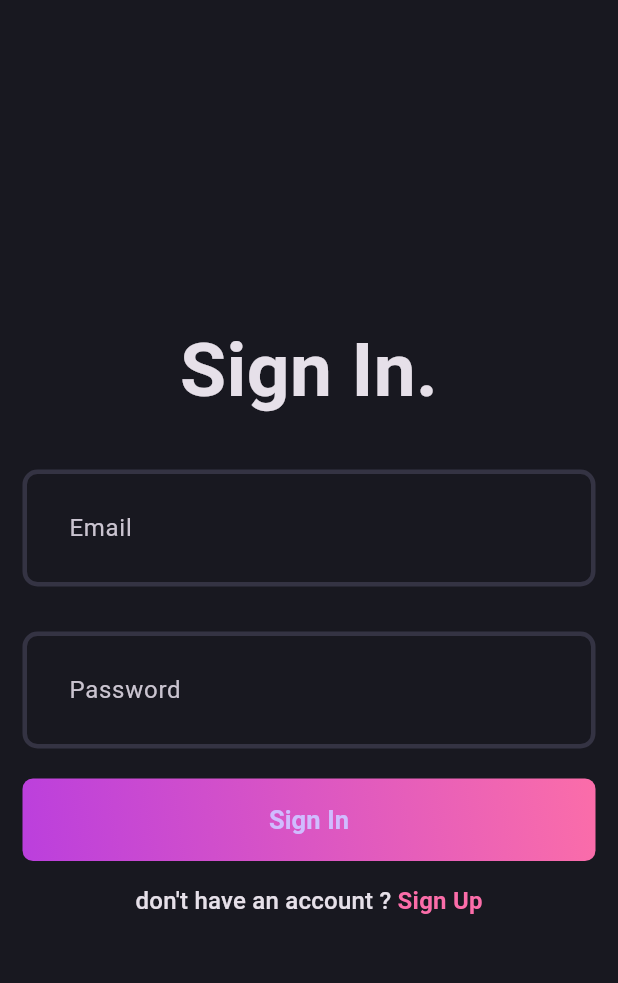
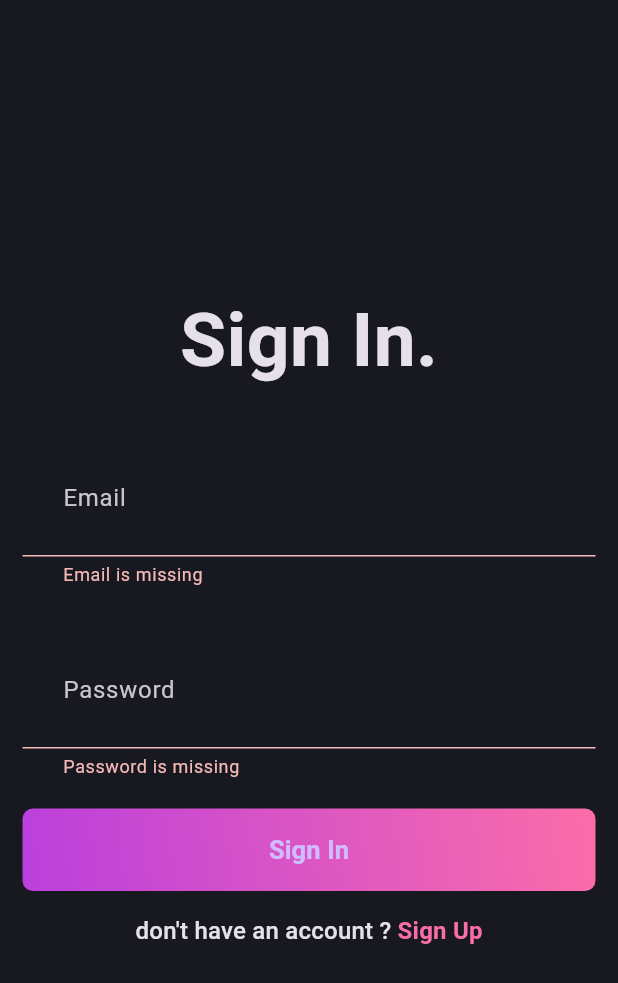
Before and after one commit to aneesmuhammeed/blog_app, a Flutter app: the screen it shows after launch, after a tap on "Sign In", on a phone screen of 412 x 824 dp. Shown: the top 983 px of the screen. Run offline on Flutter 3.47's test engine with Material 3 defaults, Android fonts, the phone set to English and light mode, and no system bars; our stand-ins replace flutter_bloc, fpdart, get_it, supabase_flutter; accounts and stored records are empty.

Commit message:
Implement user login functionality: add UserLogIn use case, update AuthBloc and login page to handle login events and responses

```diff
--- /dev/null
+++ b/lib/feature/auth/domain/usecases/user_log_in.dart
@@ -0,0 +1,25 @@
+import 'package:fpdart/fpdart.dart';
+import 'package:newflu/core/error/failures.dart';
+import 'package:newflu/core/usecase/usecase.dart';
+import 'package:newflu/feature/auth/domain/entities/user.dart';
+import 'package:newflu/feature/auth/domain/repository/auth_repository.dart';
+
+class UserLogIn implements UseCase<User, UserLoginParams> {
+  final AuthRepository authrepository;
+
+  UserLogIn(this.authrepository);
+  @override
+  Future<Either<Failure, User>> call(UserLoginParams params) async {
+    return await authrepository.loginInWithEmailPassword(
+      email: params.email,
+      password: params.password,
+    );
+  }
+}
+
+class UserLoginParams {
+  final String email;
+  final String password;
+
+  UserLoginParams({required this.email, required this.password});
+}
--- a/lib/feature/auth/presentation/bloc/auth_bloc.dart
+++ b/lib/feature/auth/presentation/bloc/auth_bloc.dart
@@ -1,6 +1,7 @@
 import 'package:flutter/material.dart';
 import 'package:flutter_bloc/flutter_bloc.dart';
 import 'package:newflu/feature/auth/domain/entities/user.dart';
+import 'package:newflu/feature/auth/domain/usecases/user_log_in.dart';
 import 'package:newflu/feature/auth/domain/usecases/user_sign_up.dart';
 
 part 'auth_event.dart';
@@ -8,10 +9,14 @@ part 'auth_state.dart';
 
 class AuthBloc extends Bloc<AuthEvent, AuthState> {
   final UserSignUp _userSignUp;
-  AuthBloc({required UserSignUp userSignUp})
-    : _userSignUp = userSignUp,
-      super(AuthInitial()) {
-    on<AuthSignUp>((event, emit) async {
+  final UserLogIn _userLogIn;
+  AuthBloc({required this._userSignUp, required this._userLogIn})
+    : super(AuthInitial()) {
+    on<AuthSignUp>(_onAuthSignUp);
+    on<AuthLogIn>(_onAuthLogin);
+  }
+
+  void _onAuthSignUp(AuthSignUp event, Emitter<AuthState> emit) async {
     emit(AuthLoading());
     final res = await _userSignUp(
       UserSignUpParams(
@@ -24,6 +29,20 @@ class AuthBloc extends Bloc<AuthEvent, AuthState> {
       (l) => emit(AuthFailure(l.message)),
       (user) => emit(AuthSucess(user)),
     );
-    });
+  }
+
+
+  void _onAuthLogin(AuthLogIn event, Emitter<AuthState> emit) async {
+    emit(AuthLoading());
+    final res = await _userLogIn(
+      UserLoginParams(
+        password: event.password,
+        email: event.email,
+      ),
+    );
+    res.fold(
+      (l) => emit(AuthFailure(l.message)),
+      (user) => emit(AuthSucess(user)),
+    );
   }
 }
--- a/lib/feature/auth/presentation/bloc/auth_event.dart
+++ b/lib/feature/auth/presentation/bloc/auth_event.dart
@@ -10,3 +10,10 @@ final class AuthSignUp extends AuthEvent {
 
   AuthSignUp({required this.password, required this.name, required this.email});
 }
+
+final class AuthLogIn extends AuthEvent {
+  final String password;
+  final String email;
+
+  AuthLogIn({required this.password, required this.email});
+}
--- a/lib/feature/auth/presentation/pages/login_page.dart
+++ b/lib/feature/auth/presentation/pages/login_page.dart
@@ -1,5 +1,9 @@
 import 'package:flutter/material.dart';
+import 'package:flutter_bloc/flutter_bloc.dart';
+import 'package:newflu/core/common/widgets/loader.dart';
 import 'package:newflu/core/theme/app_pallete.dart';
+import 'package:newflu/core/utils/show_snackbar.dart';
+import 'package:newflu/feature/auth/presentation/bloc/auth_bloc.dart';
 import 'package:newflu/feature/auth/presentation/pages/sigup_pages.dart';
 import 'package:newflu/feature/auth/presentation/widgets/auth_gradient_button.dart';
 import 'package:newflu/feature/auth/presentation/widgets/auth_field.dart';
@@ -31,7 +35,17 @@ class _LoginPageState extends State<LoginPage> {
     return Scaffold(
       body: Padding(
         padding: const EdgeInsets.all(15.0),
-        child: Form(
+        child: BlocConsumer<AuthBloc, AuthState>(
+          listener: (context, state) {
+            if (state is AuthFailure) {
+              showSnackBar(context, state.message);
+            }
+          },
+          builder: (context, state) {
+            if (state is AuthLoading) {
+              return Loader();
+            }
+            return Form(
               key: formKey,
               child: Column(
                 mainAxisAlignment: MainAxisAlignment.center,
@@ -49,7 +63,19 @@ class _LoginPageState extends State<LoginPage> {
                     isPassword: true,
                   ),
                   const SizedBox(height: 20),
-              AuthGradientButton(buttonText: "Sign In", onPressed: () {}),
+                  AuthGradientButton(
+                    buttonText: "Sign In",
+                    onPressed: () {
+                      if (formKey.currentState!.validate()) {
+                        context.read<AuthBloc>().add(
+                          AuthLogIn(
+                            password: passwordController.text.trim(),
+                            email: emailController.text.trim(),
+                          ),
+                        );
+                      }
+                    },
+                  ),
                   const SizedBox(height: 15),
                   GestureDetector(
                     onTap: () {
@@ -74,6 +100,8 @@ class _LoginPageState extends State<LoginPage> {
                   ),
                 ],
               ),
+            );
+          },
         ),
       ),
     );
--- a/lib/init_dependencies.dart
+++ b/lib/init_dependencies.dart
@@ -3,6 +3,7 @@ import 'package:newflu/core/secrets/supabase_secrets.dart';
 import 'package:newflu/feature/auth/data/datasources/auth_remote_data_source.dart';
 import 'package:newflu/feature/auth/data/repositories/auth_repository_impl.dart';
 import 'package:newflu/feature/auth/domain/repository/auth_repository.dart';
+import 'package:newflu/feature/auth/domain/usecases/user_log_in.dart';
 import 'package:newflu/feature/auth/domain/usecases/user_sign_up.dart';
 import 'package:newflu/feature/auth/presentation/bloc/auth_bloc.dart';
 import 'package:supabase_flutter/supabase_flutter.dart';
@@ -26,6 +27,7 @@ void _initAuth() {
   servicelocator.registerFactory<AuthRepository>(() => AuthRepositoryImpl(servicelocator()));
 
   servicelocator.registerFactory(() => UserSignUp(servicelocator()));
+  servicelocator.registerFactory(() => UserLogIn(servicelocator()));
 
-  servicelocator.registerLazySingleton(() => AuthBloc(userSignUp: servicelocator()));
+  servicelocator.registerLazySingleton(() => AuthBloc(userSignUp: servicelocator(),userLogIn: servicelocator()));
 }
```
Also changed, not shown: lib/feature/auth/data/datasources/auth_remote_data_source.dart (+15 -2 lines), lib/feature/auth/data/repositories/auth_repository_impl.dart (+19 -6 lines). Lines whose indentation alone changed are shown as unchanged.
